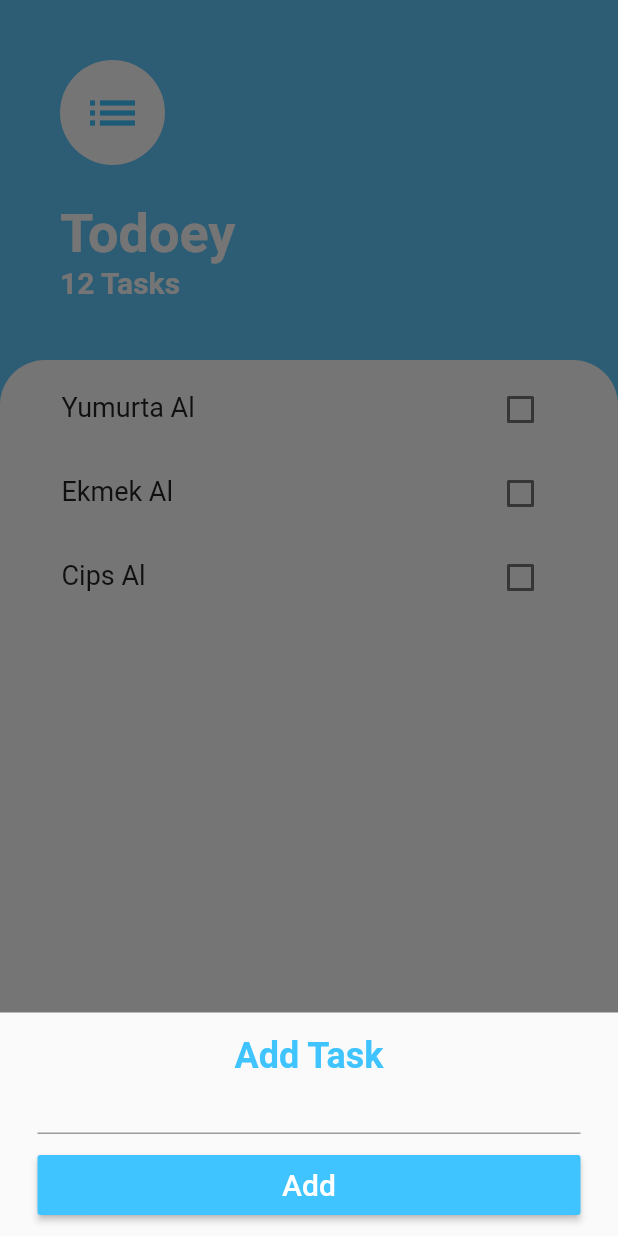
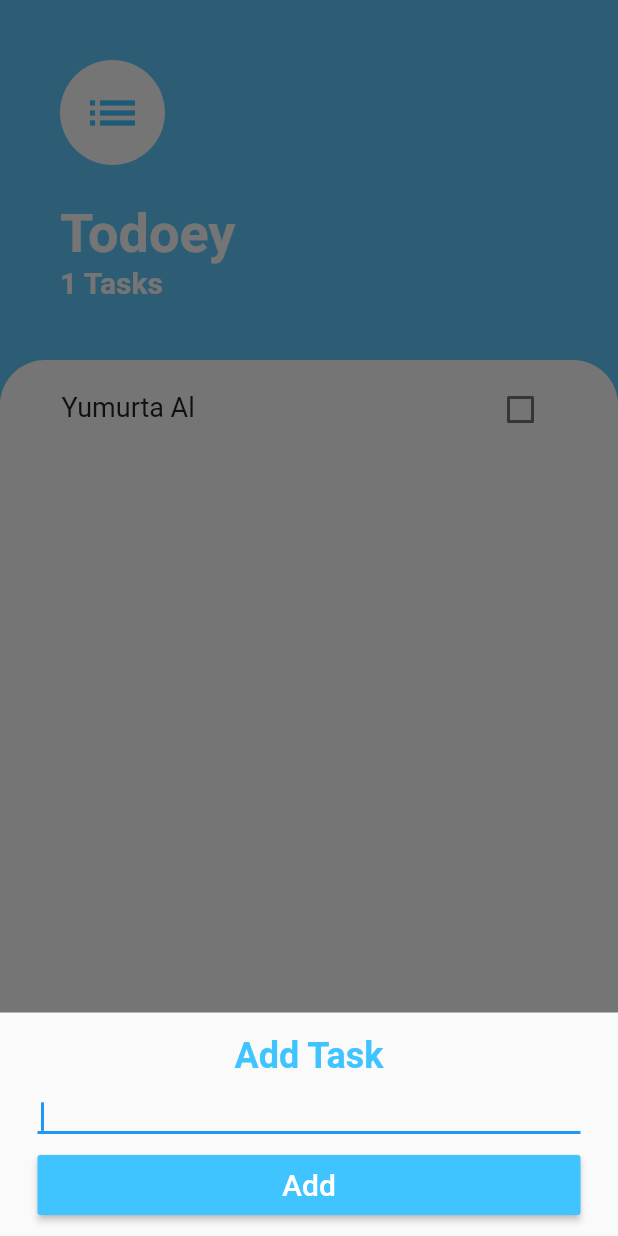
Before and after one commit to Weny-murat/todoey, a Flutter app: the screen it shows after launch, after a tap on the "add" icon, on a phone screen of 412 x 824 dp. Run offline on Flutter 3.47's test engine with Material 2 defaults, Android fonts, the phone set to English and light mode, and no system bars.

Commit message:
Fixed Add Task button Function

```diff
--- a/lib/screens/add_task_screen.dart
+++ b/lib/screens/add_task_screen.dart
@@ -1,9 +1,14 @@
 import 'package:flutter/material.dart';
 
-class AddTaskScreen extends StatelessWidget {
-  const AddTaskScreen({
-    Key? key,
-  }) : super(key: key);
+class AddTaskScreen extends StatefulWidget {
+  final Function addTask;
+  AddTaskScreen(this.addTask);
+  @override
+  _AddTaskScreenState createState() => _AddTaskScreenState();
+}
+
+class _AddTaskScreenState extends State<AddTaskScreen> {
+  String taskString = '';
 
   @override
   Widget build(BuildContext context) {
@@ -22,6 +27,10 @@ class AddTaskScreen extends StatelessWidget {
         Padding(
           padding: EdgeInsets.symmetric(horizontal: 25),
           child: TextField(
+            autofocus: true,
+            onChanged: (newValue) {
+              taskString = newValue;
+            },
             decoration: InputDecoration(
               isDense: true,
               contentPadding: EdgeInsets.all(2),
@@ -37,7 +46,8 @@ class AddTaskScreen extends StatelessWidget {
             height: 40,
             minWidth: double.maxFinite,
             onPressed: () {
-              //TODO: add task functionality
+              widget.addTask(taskString);
+              Navigator.pop(context);
             },
             color: Colors.lightBlueAccent,
             child: Text(
--- a/lib/screens/task_screen.dart
+++ b/lib/screens/task_screen.dart
@@ -2,8 +2,22 @@ import 'package:flutter/cupertino.dart';
 import 'package:flutter/material.dart';
 import 'package:todoey/widgets/task_list.dart';
 import 'package:todoey/screens/add_task_screen.dart';
+import 'package:todoey/models/task.dart';
 
-class TaskScreen extends StatelessWidget {
+class TaskScreen extends StatefulWidget {
+  @override
+  _TaskScreenState createState() => _TaskScreenState();
+}
+
+class _TaskScreenState extends State<TaskScreen> {
+  List<Task> tasks = [Task(name: 'Yumurta Al')];
+
+  void addTask(String taskString) {
+    setState(() {
+      tasks.add(Task(name: taskString));
+    });
+  }
+
   @override
   Widget build(BuildContext context) {
     return Scaffold(
@@ -17,7 +31,7 @@ class TaskScreen extends StatelessWidget {
                   child: Container(
                     padding: EdgeInsets.only(
                         bottom: MediaQuery.of(context).viewInsets.bottom),
-                    child: AddTaskScreen(),
+                    child: AddTaskScreen(addTask),
                   ),
                 );
               });
@@ -58,7 +72,7 @@ class TaskScreen extends StatelessWidget {
                         ),
                       ),
                       Text(
-                        '12 Tasks',
+                        '${tasks.length} Tasks',
                         style: TextStyle(
                           color: Colors.white,
                           fontWeight: FontWeight.w600,
@@ -81,7 +95,7 @@ class TaskScreen extends StatelessWidget {
                 ),
                 child: Padding(
                   padding: EdgeInsets.symmetric(horizontal: 25, vertical: 5),
-                  child: TaskListView(),
+                  child: TaskListView(tasks),
                 ),
               ),
             ),
--- a/lib/widgets/task_list.dart
+++ b/lib/widgets/task_list.dart
@@ -3,32 +3,29 @@ import 'package:todoey/widgets/task_tile.dart';
 import 'package:todoey/models/task.dart';
 
 class TaskListView extends StatefulWidget {
+  final List<Task> tasks;
+  TaskListView(this.tasks);
+
   @override
   _TaskListViewState createState() => _TaskListViewState();
 }
 
 class _TaskListViewState extends State<TaskListView> {
-  List<Task> tasks = [
-    Task(name: 'Yumurta Al'),
-    Task(name: 'Ekmek Al'),
-    Task(name: 'Cips Al'),
-  ];
-
   @override
   Widget build(BuildContext context) {
     return ListView.builder(
       itemBuilder: (context, index) {
         return TaskTile(
-          isChecked: tasks[index].isDone,
-          taskTitle: tasks[index].name,
-          checkboxCallBack: (checkboxState) {
+          isChecked: widget.tasks[index].isDone,
+          taskTitle: widget.tasks[index].name,
+          checkboxCallBack: (bool checkboxState) {
             setState(() {
-              tasks[index].toggleDone();
+              widget.tasks[index].toggleDone();
             });
           },
         );
       },
-      itemCount: tasks.length,
+      itemCount: widget.tasks.length,
     );
   }
 }
```
Also changed, not shown: pubspec.yaml (+1 -9 lines), pubspec.lock.
